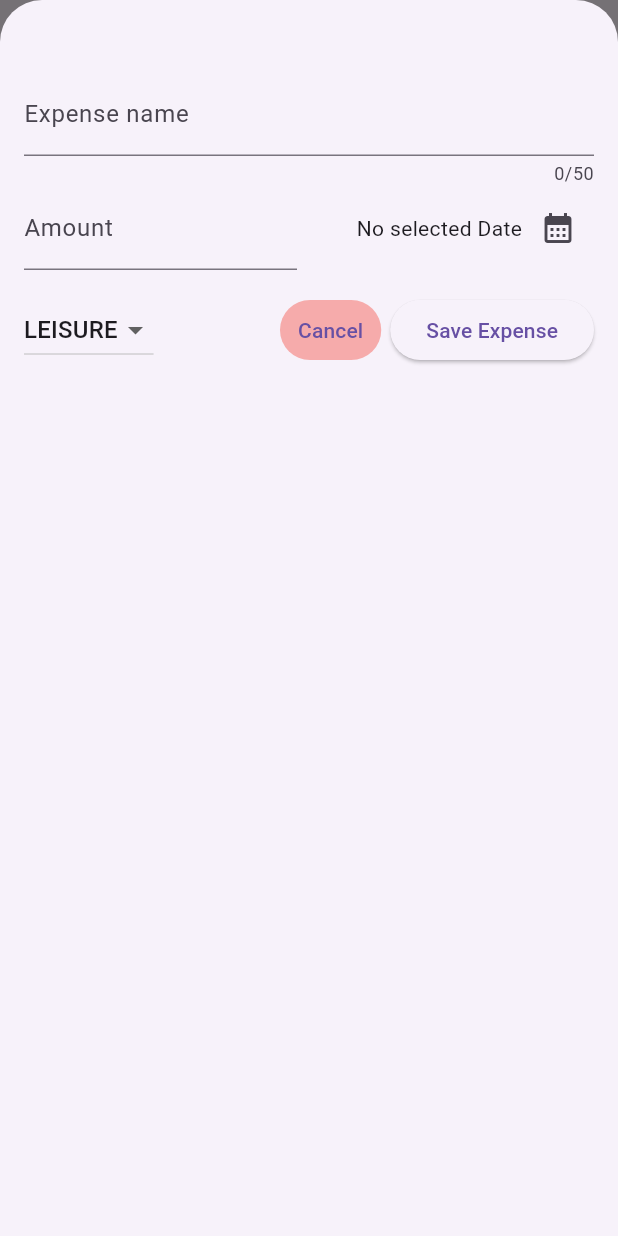
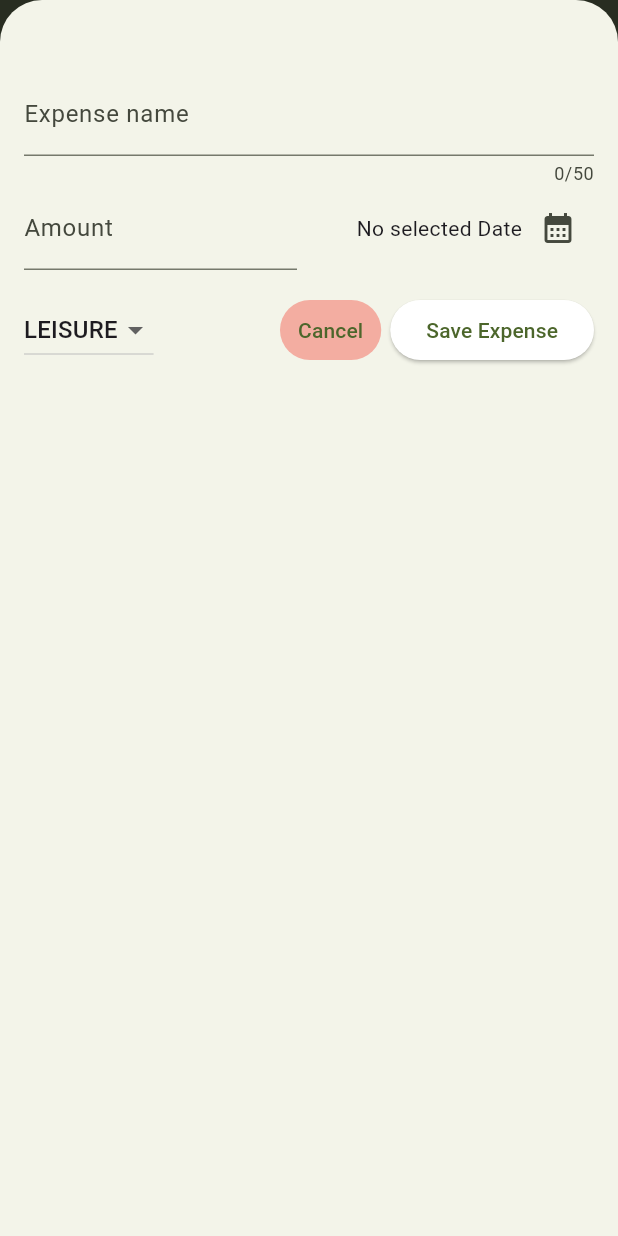
Before and after one commit to OusamaJamalEddin/expense_tracker, a Flutter app: the screen it shows after launch, after a tap on the "add" icon, on a phone screen of 412 x 824 dp. Run offline on Flutter 3.47's test engine with Material 3 defaults, Android fonts, the phone set to English and light mode, and no system bars.

Commit message:
Changes on lib dir

```diff
--- a/lib/main.dart
+++ b/lib/main.dart
@@ -2,11 +2,42 @@ import 'package:expense_tracker/widgets/expenses.dart';
 import 'package:flutter/material.dart';
 import 'package:flutter/rendering.dart';
 
+var kColorScheme =
+    ColorScheme.fromSeed(seedColor: const Color.fromARGB(255, 139, 161, 110));
+
 void main() {
   debugPaintSizeEnabled = false;
   runApp(
-    const MaterialApp(
-      home: Expenses(),
+    MaterialApp(
+      //we must use copyWith because without it, i will have to define all specifications of the themes, but with it, i am using the default things with overriding what i want to costumize
+      theme: ThemeData().copyWith(
+        colorScheme: kColorScheme,
+        appBarTheme: const AppBarTheme().copyWith(
+          backgroundColor: kColorScheme.secondary,
+          foregroundColor:
+              kColorScheme.surface, //override the colors of the texts
+        ),
+        elevatedButtonTheme: ElevatedButtonThemeData(
+          //some themes has different ways to do, like here, we are not using copyWith, instead, i am using styleFrom, which does the same, uses the default values of the styling but gives a chance to override what i want and cosutmize it as i please.
+          style:
+              ElevatedButton.styleFrom(backgroundColor: kColorScheme.onError),
+        ),
+        textTheme: ThemeData().textTheme.copyWith(
+              titleLarge: TextStyle(
+                fontWeight: FontWeight.bold,
+                fontSize: 17,
+                //this color (and the theming in general) wont be applied on the largeTitle (in this case its the title in the appBar, why? because the color has been already set above, (foregroundcolor of the appBar) but i can still use this color and theme in other text fields as i did in the title of the cards in the expense_item.dart)
+                color: kColorScheme.primary,
+              ),
+            ),
+        cardTheme: const CardTheme().copyWith(
+          margin: const EdgeInsets.symmetric(
+              //i can override as well the margin from here of the cards
+              horizontal: 10,
+              vertical: 8),
+        ),
+      ),
+      home: const Expenses(),
     ),
   );
 }
--- a/lib/widgets/expenses.dart
+++ b/lib/widgets/expenses.dart
@@ -41,13 +41,46 @@ class _ExpensesState extends State<Expenses> {
     });
   }
 
+  void _removeExpense(Expense expense) {
+    final expenseIndex = _registeredExpenses.indexOf(expense);
+    setState(() {
+      _registeredExpenses.remove(expense);
+    });
+    ScaffoldMessenger.of(context).clearSnackBars();
+    ScaffoldMessenger.of(context).showSnackBar(
+      SnackBar(
+        content: const Text("Expense Deleted"),
+        duration: const Duration(seconds: 3),
+        action: SnackBarAction(
+            label: "Undo",
+            onPressed: () {
+              setState(() {
+                _registeredExpenses.insert(expenseIndex, expense);
+              });
+            }),
+      ),
+    );
+  }
+
   @override
   Widget build(BuildContext context) {
+    Widget mainWidget = const Center(
+      child: Text("No existing expenses, Try and add some !"),
+    );
+    if (_registeredExpenses.isNotEmpty) {
+      mainWidget = ExpensesList(
+        expenses: _registeredExpenses,
+        onRemoveExpense: _removeExpense,
+      );
+    }
     return Scaffold(
       appBar: AppBar(
         title: const Text(
           "Flutter Expense Tracker",
-          style: TextStyle(fontSize: 20),
+          style: TextStyle(
+            fontSize: 18,
+            color: Color.fromARGB(213, 219, 231, 225),
+          ),
         ),
         actions: [
           IconButton(
@@ -60,11 +93,8 @@ class _ExpensesState extends State<Expenses> {
         children: [
           const Text("Chart place holder ..."),
           Expanded(
-            //We covered it with expanded because without it, we have a column inside a column and its not being displayed properly
-            child: ExpensesList(
-              expenses: _registeredExpenses,
-            ),
-          ),
+              //We covered it with expanded because without it, we have a column inside a column and its not being displayed properly
+              child: mainWidget),
         ],
       ),
     );
--- a/lib/widgets/expenses_list/expense_item.dart
+++ b/lib/widgets/expenses_list/expense_item.dart
@@ -11,9 +11,15 @@ class ExpenseItem extends StatelessWidget {
       child: Padding(
           padding: const EdgeInsets.symmetric(horizontal: 20, vertical: 16),
           child: Column(
+            crossAxisAlignment: CrossAxisAlignment.start,
             children: [
-              Text(expense.title),
-              const SizedBox(height: 4),
+              Text(
+                expense.title,
+                style: Theme.of(context)
+                    .textTheme
+                    .titleLarge, //im using the style of the titleLarge that i defined in the main.dart file
+              ),
+              const SizedBox(height: 8),
               Row(
                 children: [
                   Text('\$${expense.amount.toStringAsFixed(2)}'),
--- a/lib/widgets/expenses_list/expenses_list.dart
+++ b/lib/widgets/expenses_list/expenses_list.dart
@@ -3,7 +3,9 @@ import 'package:flutter/material.dart';
 import 'package:expense_tracker/models/expense.dart';
 
 class ExpensesList extends StatelessWidget {
-  const ExpensesList({super.key, required this.expenses});
+  const ExpensesList(
+      {super.key, required this.expenses, required this.onRemoveExpense});
+  final void Function(Expense expense) onRemoveExpense;
   //expenses = _registeredExpenses in expenses.dart
 
   final List<Expense> expenses;
@@ -14,7 +16,27 @@ class ExpensesList extends StatelessWidget {
     widgets only when they are needed, not heavy on the memory or the speed
     so better perforamnce */
     return ListView.builder(
-        itemCount: expenses.length,
-        itemBuilder: (ctx, index) => ExpenseItem(expense: expenses[index]));
+      itemCount: expenses.length,
+      itemBuilder: (ctx, index) => Dismissible(
+        background: Container(
+          margin: EdgeInsets.symmetric(
+              //flutter thinks that the value might be null thats why it gives an error without the ! mark, by using the excalamition mark, we are forcing it to accept it and ignore that thinking
+              horizontal: Theme.of(context).cardTheme.margin!.horizontal),
+          decoration: const BoxDecoration(
+            // the color must be here if im going to define a decoration, if not, it should be along side the margin part above
+            color: Color.fromARGB(186, 238, 101, 91),
+            //making the borders ciruclar
+            borderRadius: BorderRadius.all(
+              Radius.circular(20),
+            ),
+          ),
+        ),
+        onDismissed: (direction) {
+          onRemoveExpense(expenses[index]);
+        },
+        key: ValueKey(expenses[index]),
+        child: ExpenseItem(expense: expenses[index]),
+      ),
+    );
   }
 }
```
